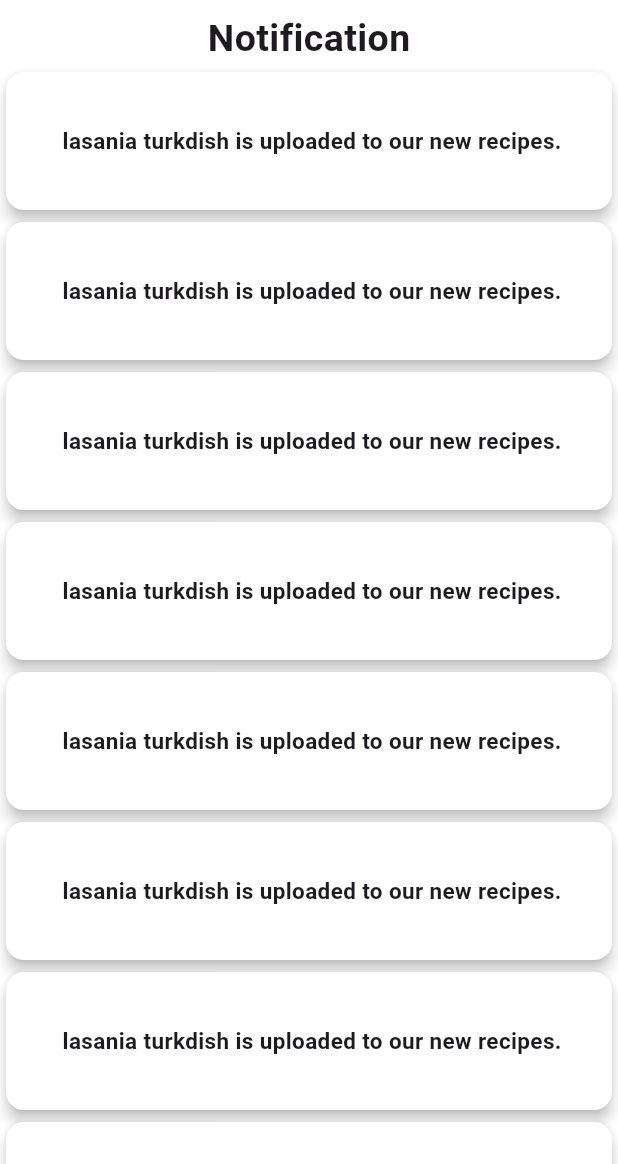
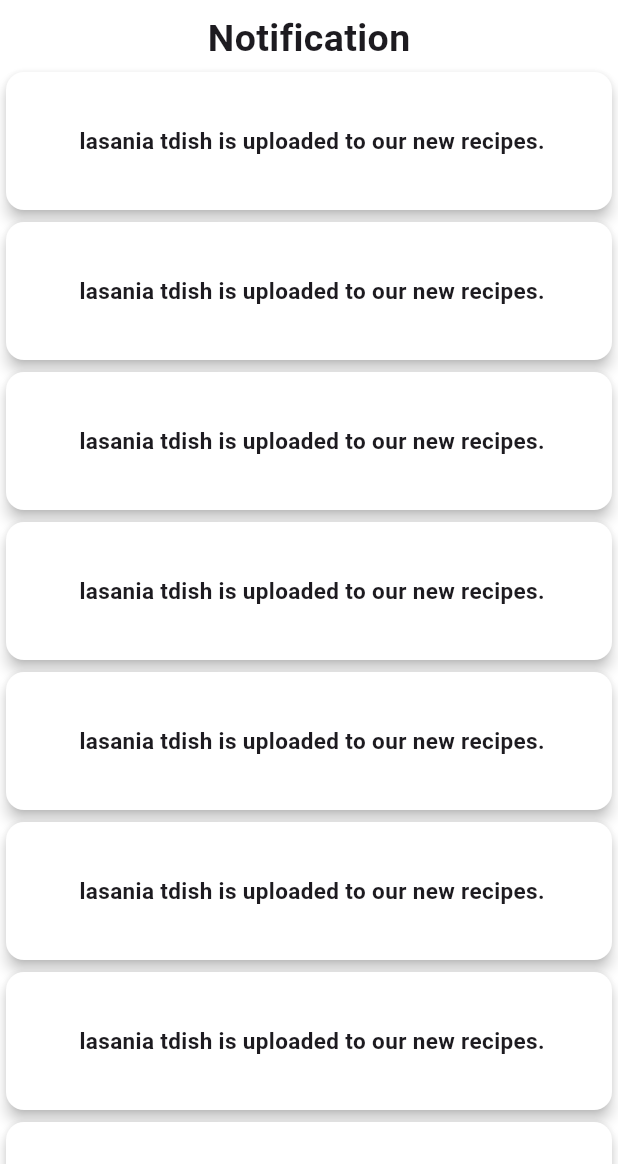
Before and after one commit to Shovon0017/Homemade-Haven, a Flutter app: the NotificationShow screen opened directly, on a phone screen of 412 x 824 dp, the part 72-1236 px from its top. Run offline on Flutter 3.47's test engine with Material 3 defaults, Android fonts, the phone set to English and light mode, and no system bars; our stand-ins replace animated_notch_bottom_bar, carousel_slider, flutter_secure_storage, get, get_storage, shimmer; accounts and stored records are empty.

```diff
--- a/lib/view/screen/notification/notification.dart
+++ b/lib/view/screen/notification/notification.dart
@@ -32,7 +32,7 @@ class NotificationShow extends StatelessWidget {
                     color: Colors.white,
                     child: Center(child: Padding(
                       padding: EdgeInsets.all(8.0),
-                      child: Text(" lasania turkdish is uploaded to our new recipes.",style: TextStyle(fontSize:15,fontWeight: FontWeight.bold),),
+                      child: Text(" lasania tdish is uploaded to our new recipes.",style: TextStyle(fontSize:15,fontWeight: FontWeight.bold),),
                     )),
                   ),
                 );
```
